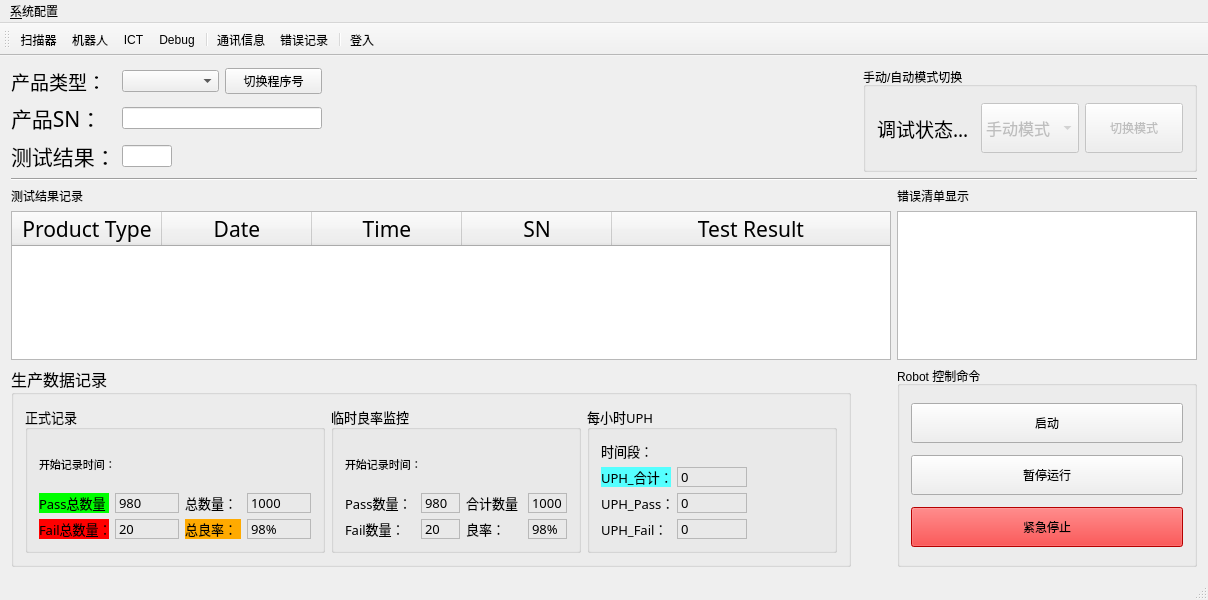
Above: ict_ur10.ui from eveningwyn/ICT_UR10 before the change. Below: the same form after it.
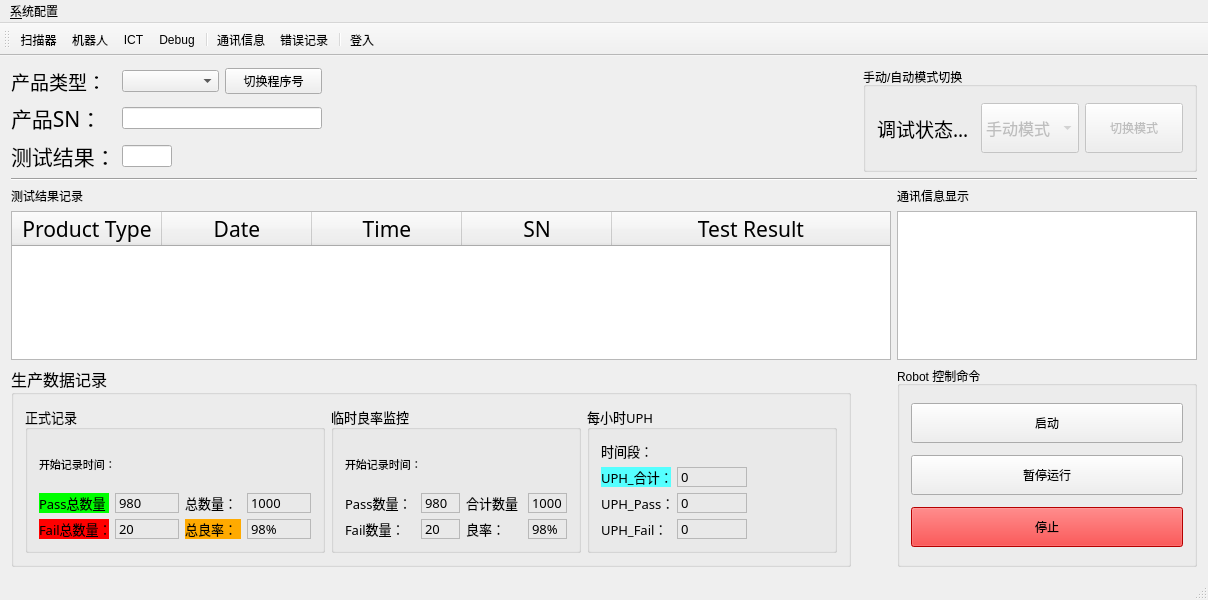
That is the form after the change. Icons and pictures are not drawn.

What changed in the file:
```diff
--- a/ict_ur10.ui
+++ b/ict_ur10.ui
@@ -866,7 +866,7 @@
           <string notr="true">background-color: rgb(255, 0, 0);</string>
          </property>
          <property name="text">
-          <string>紧急停止</string>
+          <string>停止</string>
          </property>
         </widget>
        </item>
@@ -1037,7 +1037,7 @@
     <item row="7" column="13">
      <widget class="QLabel" name="labelResultList_2">
       <property name="text">
-       <string>错误清单显示</string>
+       <string>通讯信息显示</string>
       </property>
      </widget>
     </item>
```
